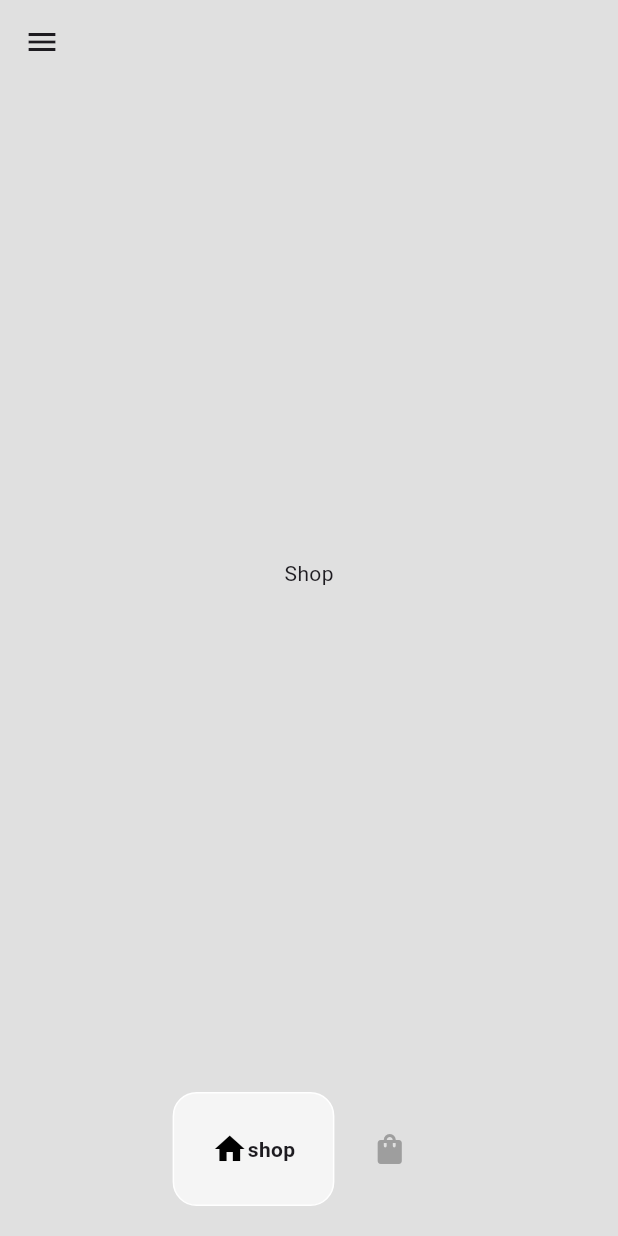
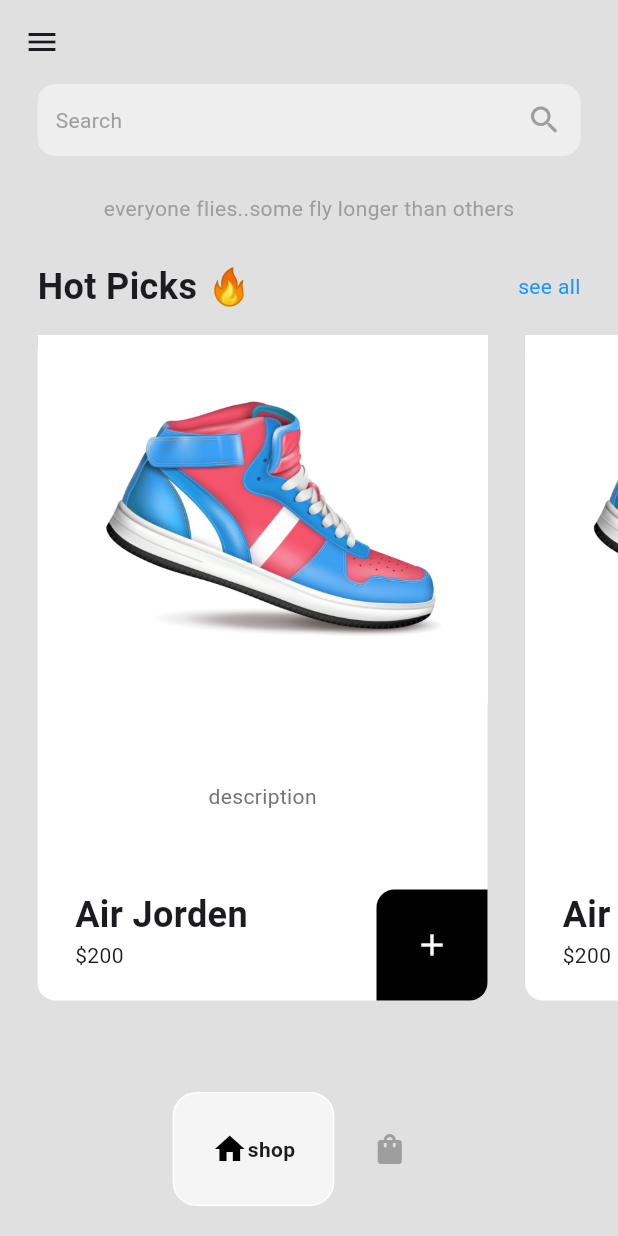
Before and after one commit to ibramaof/sneaker_app, a Flutter app: the HomePage screen opened directly, on a phone screen of 412 x 824 dp. Run offline on Flutter 3.47's test engine with Material 3 defaults, Android fonts, the phone set to English and light mode, and no system bars; drawn by our look-alikes of google_nav_bar.

Commit message:
add shop page design

```diff
--- /dev/null
+++ b/lib/models/shoe/shoe.dart
@@ -0,0 +1,12 @@
+class Shoe {
+  final String name;
+  final String price;
+  final String imagePath;
+  final String description;
+  Shoe({
+    required this.name,
+    required this.price,
+    required this.imagePath,
+    required this.description,
+  });
+}
--- a/lib/modules/shop_page/shop_page.dart
+++ b/lib/modules/shop_page/shop_page.dart
@@ -1,4 +1,6 @@
 import 'package:flutter/material.dart';
+import 'package:sneakers_app/models/shoe/shoe.dart';
+import 'package:sneakers_app/shared/components/shoe_tile.dart';
 
 class ShopPage extends StatefulWidget {
   const ShopPage({super.key});
@@ -10,6 +12,71 @@
 class _ShopPageState extends State<ShopPage> {
   @override
   Widget build(BuildContext context) {
-    return Center(child: Container(child: Text("Shop")));
+    return Column(
+      children: [
+        Container(
+          padding: EdgeInsets.all(12),
+          margin: EdgeInsets.symmetric(horizontal: 25),
+          decoration: BoxDecoration(
+            color: Colors.grey[200],
+            borderRadius: BorderRadius.circular(12),
+          ),
+          child: Row(
+            mainAxisAlignment: MainAxisAlignment.spaceBetween,
+            children: [
+              Text("Search", style: TextStyle(color: Colors.grey)),
+              Icon(Icons.search, color: Colors.grey),
+            ],
+          ),
+        ),
+
+        Padding(
+          padding: const EdgeInsets.symmetric(vertical: 25),
+          child: Text(
+            'everyone flies..some fly longer than others',
+            style: TextStyle(color: Colors.grey),
+          ),
+        ),
+        Padding(
+          padding: const EdgeInsets.symmetric(horizontal: 25.0),
+          child: Row(
+            mainAxisAlignment: MainAxisAlignment.spaceBetween,
+            children: [
+              Text(
+                'Hot Picks 🔥',
+                style: TextStyle(fontSize: 24, fontWeight: FontWeight.bold),
+              ),
+              Text('see all', style: TextStyle(color: Colors.blue)),
+            ],
+          ),
+        ),
+        SizedBox(height: 15),
+        Expanded(
+          child: ListView.builder(
+            itemCount: 4,
+            scrollDirection: Axis.horizontal,
+            itemBuilder: (context, index) {
+              Shoe shoe = Shoe(
+                name: "Air Jorden",
+                price:
+                    '\$'
+                    '200',
+                imagePath: "lib/images/3191.jpg",
+                description: "description",
+              );
+              return ShoeTile(shoe: shoe);
+            },
+          ),
+        ),
+        Padding(
+          padding: const EdgeInsetsDirectional.only(
+            top: 25,
+            start: 25,
+            end: 25,
+          ),
+          child: Divider(color: Colors.grey[300]),
+        ),
+      ],
+    );
   }
 }
--- /dev/null
+++ b/lib/shared/components/shoe_tile.dart
@@ -0,0 +1,66 @@
+// ignore_for_file: must_be_immutable
+
+import 'package:flutter/material.dart';
+import 'package:sneakers_app/models/shoe/shoe.dart';
+
+class ShoeTile extends StatelessWidget {
+  Shoe shoe;
+  ShoeTile({super.key, required this.shoe});
+
+  @override
+  Widget build(BuildContext context) {
+    return Container(
+      width: 300,
+      margin: EdgeInsetsDirectional.only(start: 25),
+      decoration: BoxDecoration(
+        color: Colors.white,
+        borderRadius: BorderRadius.circular(12),
+      ),
+      child: Column(
+        mainAxisAlignment: MainAxisAlignment.spaceBetween,
+        children: [
+          Image.asset(shoe.imagePath),
+          Text(shoe.description, style: TextStyle(color: Colors.grey[600])),
+          Row(
+            mainAxisAlignment: MainAxisAlignment.spaceBetween,
+            crossAxisAlignment: CrossAxisAlignment.start,
+
+            children: [
+              Padding(
+                padding: const EdgeInsetsDirectional.only(start: 25.0),
+                child: Column(
+                  crossAxisAlignment: CrossAxisAlignment.start,
+
+                  children: [
+                    Text(
+                      shoe.name,
+                      style: TextStyle(
+                        fontSize: 24,
+                        fontWeight: FontWeight.bold,
+                      ),
+                    ),
+                    Text(shoe.price),
+                  ],
+                ),
+              ),
+              GestureDetector(
+                onTap: () {},
+                child: Container(
+                  padding: EdgeInsetsDirectional.all(25),
+                  decoration: BoxDecoration(
+                    color: Colors.black,
+                    borderRadius: BorderRadius.only(
+                      topLeft: Radius.circular(12),
+                      bottomRight: Radius.circular(12),
+                    ),
+                  ),
+                  child: Icon(Icons.add, color: Colors.white),
+                ),
+              ),
+            ],
+          ),
+        ],
+      ),
+    );
+  }
+}
```
